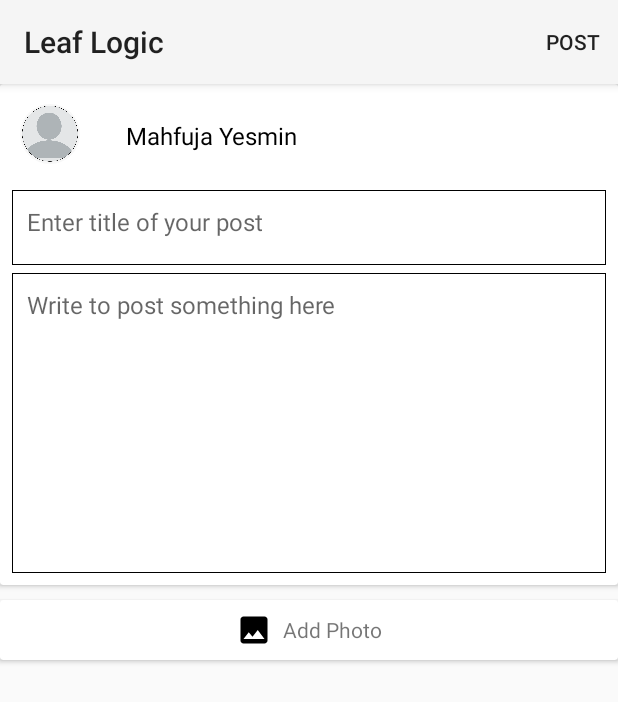
After one commit to preetu10/Leaf-Logic, an Android app: the CreatePostActivity screen opened directly, with no data from a screen before it, on a phone screen of 412 x 824 dp. The commit adds this screen. Shown: the top 702 px of the screen. Run offline under Robolectric (Android 15) with nearby library versions, the phone set to English and light mode, and no system bars; our stand-ins replace CircleImageView, Firebase (no records; nobody signed in at launch, a user with empty details on screens opened directly); pictures from the network do not load.

Commit message:
upload post done

```diff
--- a/app/src/main/AndroidManifest.xml
+++ b/app/src/main/AndroidManifest.xml
@@ -16,6 +16,9 @@
         android:supportsRtl="true"
         android:theme="@style/Theme.MyFirstApp"
         tools:targetApi="31">
+        <activity
+            android:name=".CreatePostActivity"
+            android:exported="false" />
         <activity
             android:name=".NewsFeedActivity"
             android:exported="false" />
--- /dev/null
+++ b/app/src/main/res/drawable/gallery_image.xml
@@ -0,0 +1,5 @@
+<vector android:height="24dp" android:tint="#000000"
+    android:viewportHeight="24" android:viewportWidth="24"
+    android:width="24dp" xmlns:android="http://schemas.android.com/apk/res/android">
+    <path android:fillColor="@android:color/white" android:pathData="M21,19V5c0,-1.1 -0.9,-2 -2,-2H5c-1.1,0 -2,0.9 -2,2v14c0,1.1 0.9,2 2,2h14c1.1,0 2,-0.9 2,-2zM8.5,13.5l2.5,3.01L14.5,12l4.5,6H5l3.5,-4.5z"/>
+</vector>
--- /dev/null
+++ b/app/src/main/res/layout/activity_create_post.xml
@@ -0,0 +1,110 @@
+<?xml version="1.0" encoding="utf-8"?>
+<LinearLayout xmlns:android="http://schemas.android.com/apk/res/android"
+    xmlns:app="http://schemas.android.com/apk/res-auto"
+    xmlns:tools="http://schemas.android.com/tools"
+    android:layout_width="match_parent"
+    android:layout_height="match_parent"
+    android:orientation="vertical"
+    tools:context=".CreatePostActivity">
+    <androidx.cardview.widget.CardView
+        android:layout_width="match_parent"
+        app:contentPadding="8dp"
+        android:layout_height="wrap_content">
+        <LinearLayout
+            android:layout_width="match_parent"
+            android:layout_height="match_parent"
+            android:orientation="vertical">
+        <RelativeLayout
+            android:layout_width="match_parent"
+            android:layout_height="wrap_content">
+            <de.hdodenhof.circleimageview.CircleImageView
+                android:id="@+id/circularImage"
+                android:src="@drawable/profile_image_circular"
+                android:layout_margin="5dp"
+                android:layout_width="40dp"
+                android:layout_height="40dp"
+                />
+            <TextView
+                android:id="@+id/userName"
+                android:layout_toRightOf="@+id/circularImage"
+                android:layout_width="match_parent"
+                android:layout_height="wrap_content"
+                android:background="@color/white"
+                android:padding="15dp"
+                android:layout_marginLeft="10dp"
+                android:textColor="@color/black"
+                android:textSize="16sp"
+                android:layout_centerVertical="true"
+                android:text="Mahfuja Yesmin"
+                />
+        </RelativeLayout>
+            <EditText
+                android:id="@+id/postTitle"
+                android:layout_width="match_parent"
+                android:layout_height="wrap_content"
+                android:minHeight="50dp"
+                android:padding="10dp"
+                android:textColor="@color/blackish"
+                android:gravity="start"
+                android:textSize="16sp"
+                android:layout_marginTop="10dp"
+                android:hint="@string/enter_title"
+                android:background="@drawable/edittext_border"
+                android:inputType="textLongMessage"/>
+
+
+            <EditText
+                android:id="@+id/postDescription"
+                android:padding="10dp"
+                android:layout_marginTop="5dp"
+                android:background="@drawable/edittext_border"
+                android:layout_width="match_parent"
+                android:layout_height="wrap_content"
+                android:minHeight="200dp"
+                android:gravity="start"
+                android:textColor="@color/blackish"
+                android:textSize="16sp"
+                android:inputType="textLongMessage"
+                android:hint="@string/write_something"
+                />
+        </LinearLayout>
+    </androidx.cardview.widget.CardView>
+    <androidx.cardview.widget.CardView
+        android:id="@+id/pickPhoto"
+        android:layout_width="match_parent"
+        android:layout_height="wrap_content"
+        android:layout_marginTop="10dp"
+        android:background="?selectableItemBackground"
+        >
+
+    <LinearLayout
+
+        android:layout_width="match_parent"
+        android:layout_height="40dp"
+        android:gravity="center"
+        >
+        <LinearLayout
+            android:layout_width="wrap_content"
+            android:orientation="horizontal"
+            android:gravity="center"
+            android:layout_height="wrap_content">
+            <ImageView
+                android:layout_width="wrap_content"
+                android:layout_height="wrap_content"
+                android:layout_marginRight="7dp"
+                android:src="@drawable/gallery_image"/>
+            <TextView
+                android:layout_width="wrap_content"
+                android:layout_height="wrap_content"
+                android:text="@string/add_photo"
+                android:gravity="center"/>
+        </LinearLayout>
+    </LinearLayout>
+    </androidx.cardview.widget.CardView>
+    <ImageView
+        android:layout_marginTop="10dp"
+        android:id="@+id/pickedImage"
+        android:layout_width="match_parent"
+        android:layout_height="250dp"/>
+
+</LinearLayout>
--- /dev/null
+++ b/app/src/main/res/menu/create_post_menu.xml
@@ -0,0 +1,11 @@
+<?xml version="1.0" encoding="utf-8"?>
+<menu xmlns:android="http://schemas.android.com/apk/res/android"
+    xmlns:app="http://schemas.android.com/apk/res-auto">
+    <item
+        android:title="Post"
+        app:showAsAction="always"
+        android:id="@+id/post"
+        />
+
+
+</menu>
--- a/app/src/main/res/values/strings.xml
+++ b/app/src/main/res/values/strings.xml
@@ -62,5 +62,9 @@
     <string name="humidity">Humidity:</string>
     <string name="pressure">Pressure:</string>
     <string name="see_your_location">See Your Location</string>
+    <string name="write_something">Write to post something here
+    </string>
+    <string name="add_photo">Add Photo</string>
+    <string name="enter_title">Enter title of your post</string>
 
 </resources>
```
Also changed, not shown: app/build.gradle (+10 -1 lines), app/src/main/java/com/example/myfirstapp/CreatePostActivity.java (added, +176 -0 lines), app/src/main/java/com/example/myfirstapp/NewsFeedActivity.java (+13 -2 lines), app/src/main/java/com/example/myfirstapp/PostModel.java (added, +65 -0 lines), app/src/main/java/com/example/myfirstapp/ProfileActivity.java (+11 -1 lines), app/src/main/res/layout/activity_news_feed.xml (+36 -2 lines), app/src/main/res/layout/activity_profile.xml (+13 -0 lines), app/src/main/res/drawable/profile_image_circular.png (added).
